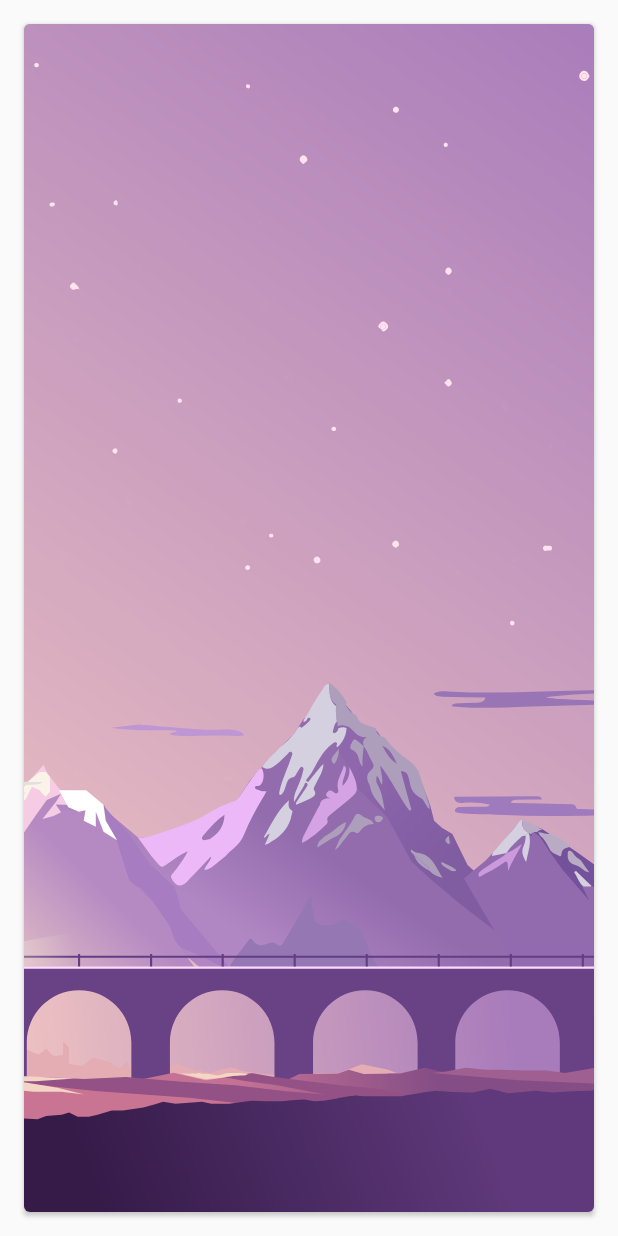
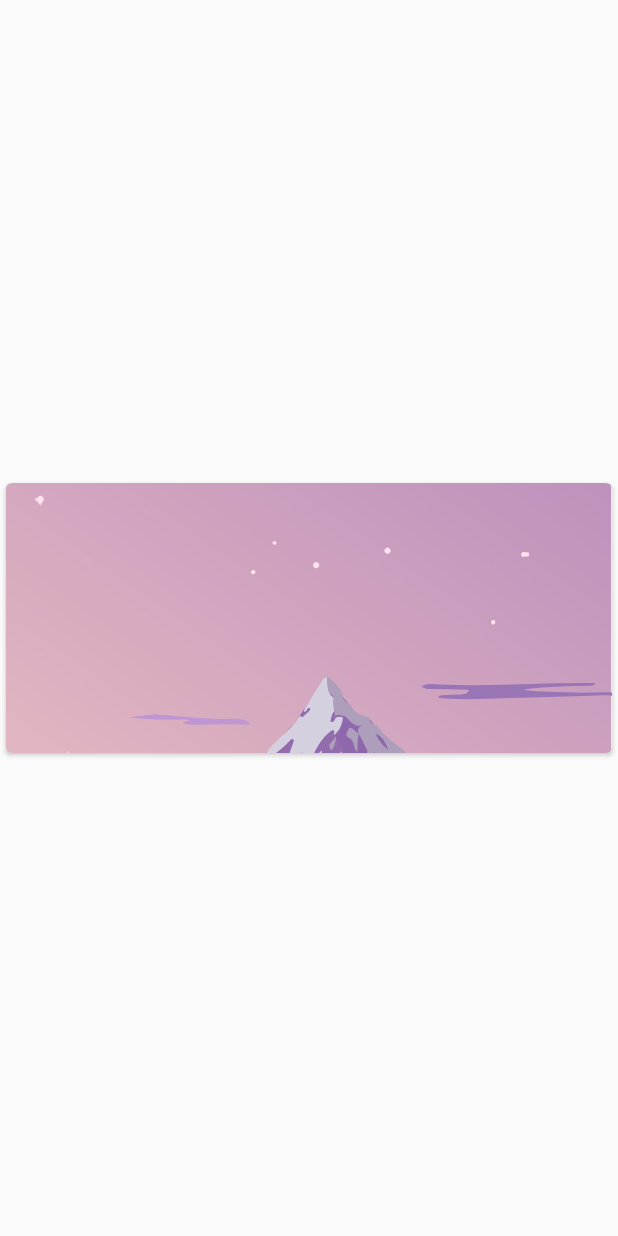
Before and after one commit to shenlkm/scrum-poker, an Android app: the layout item_card.xml on its own in the app's theme, with its tools: preview values and no code run, on a phone screen of 412 x 824 dp. Run offline under Robolectric (Android 15) with nearby library versions, the phone set to English and light mode, and no system bars.

```diff
--- a/app/src/main/java/com/buildreams/scrumpoker/view/fragment/DashboardCardFragment.kt
+++ b/app/src/main/java/com/buildreams/scrumpoker/view/fragment/DashboardCardFragment.kt
@@ -48,12 +48,13 @@ class DashboardCardFragment(var activity: DashboardCardActivity) : Fragment() {
         val recyclerView = binding.rvPresentCard
 
         var gridManager = GridLayoutManager(activity, 3)
-        //gridManager.generateDefaultLayoutParams().setMargins(0,0,0,0)
         recyclerView.layoutManager = gridManager
         val cards = ArrayList<Card>()
         val img: Byte = 0
 
         AddFibonacciCards(img, cards)
+        cards.add(Card(0, "?", img))
+        cards.add(Card(0, "∞", img))
         cards.add(Card(0, "Coffee", img))
         adapter.setListener(listener)
         adapter.setCards(cards)
--- a/app/src/main/res/layout/fragment_dashboard_card.xml
+++ b/app/src/main/res/layout/fragment_dashboard_card.xml
@@ -4,6 +4,7 @@
     xmlns:tools="http://schemas.android.com/tools">
 
     <data>
+
         <variable
             name="card"
             type="com.buildreams.scrumpoker.domain.entity.Card" />
@@ -22,6 +23,7 @@
             android:layout_marginTop="8dp"
             android:layout_marginEnd="8dp"
             android:layout_marginBottom="8dp"
+            android:clipToPadding="false"
             android:scrollbars="vertical"
             app:layout_constraintBottom_toBottomOf="parent"
             app:layout_constraintEnd_toEndOf="parent"
--- a/app/src/main/res/layout/item_card.xml
+++ b/app/src/main/res/layout/item_card.xml
@@ -11,36 +11,35 @@
     <androidx.cardview.widget.CardView
         android:id="@+id/card_view"
         android:layout_width="match_parent"
-        android:layout_height="match_parent"
+        android:layout_height="180dp"
         android:layout_gravity="center"
-        android:layout_margin="16dp"
+        android:layout_margin="4dp"
         app:cardCornerRadius="4dp">
 
         <androidx.coordinatorlayout.widget.CoordinatorLayout
             android:id="@+id/card_container"
-            android:background="@android:color/darker_gray"
             android:layout_width="match_parent"
             android:layout_height="match_parent">
 
             <com.airbnb.lottie.LottieAnimationView
+                android:id="@+id/lav_card_animation"
                 android:layout_width="match_parent"
                 android:layout_height="match_parent"
+                android:scaleType="centerCrop"
+                app:lottie_autoPlay="false"
                 app:lottie_fileName="background-full-screen-train.json"
-                app:lottie_autoPlay="false"
-                app:lottie_loop="false"
-                android:scaleType="centerCrop"/>
+                app:lottie_loop="false" />
 
             <TextView
                 android:id="@+id/info_text"
                 android:layout_width="match_parent"
-                android:layout_height="match_parent"
+                android:layout_height="wrap_content"
                 android:layout_gravity="center"
                 android:autoSizeTextType="uniform"
-                android:textColor="@android:color/white"
                 android:text="@{card.point}"
                 android:textAlignment="center"
                 android:textAppearance="@style/TextAppearance.AppCompat.Large"
-                android:visibility="gone"/>
+                android:textColor="@android:color/white" />
 
         </androidx.coordinatorlayout.widget.CoordinatorLayout>
 
--- a/app/src/main/res/values/arrays.xml
+++ b/app/src/main/res/values/arrays.xml
@@ -6,6 +6,7 @@
         <item>3</item>
         <item>5</item>
         <item>8</item>
+        <item>13</item>
     </array>
     <array name="fibonacci_two">
         <item>0</item>
```
Also changed, not shown: app/src/main/java/com/buildreams/scrumpoker/view/fragment/SelectedCardFragment.kt (+24 -7 lines).
